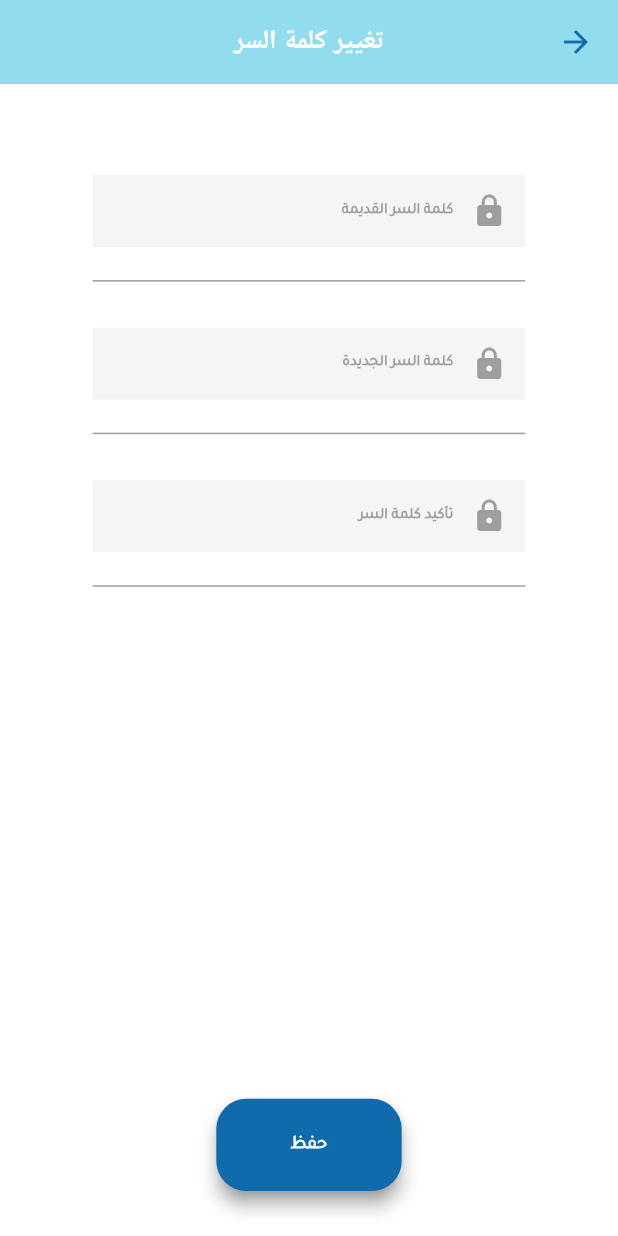
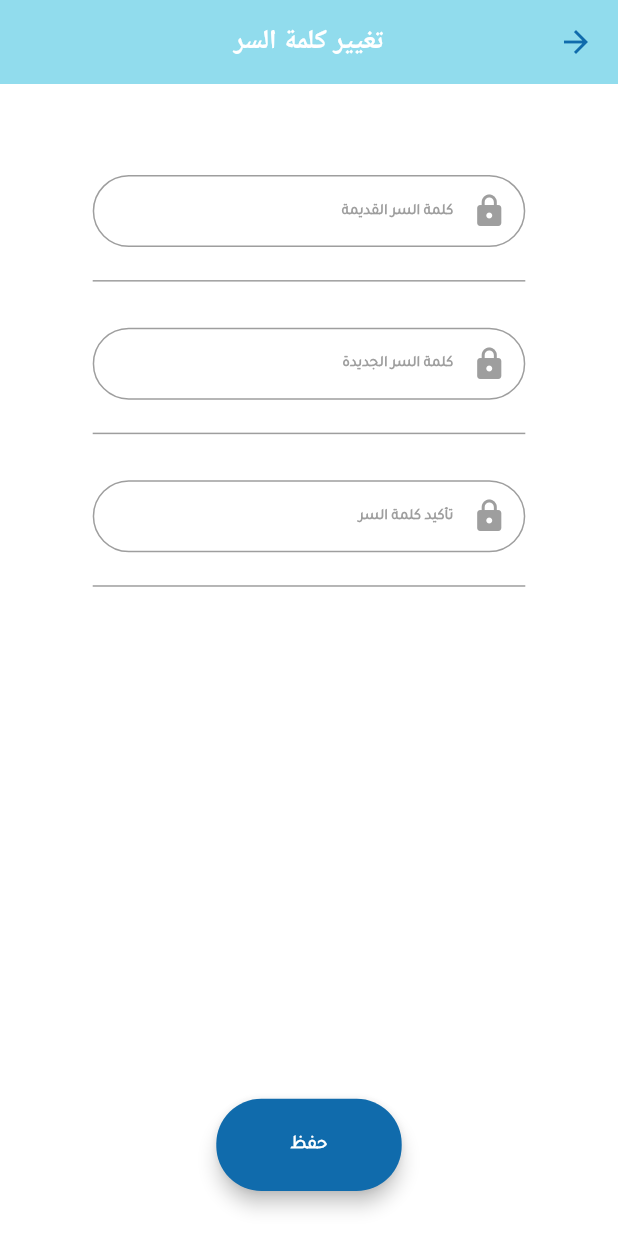
Before and after one commit to Abouassi98/aquameter, a Flutter app: the ChangePassScreen screen opened directly, on a phone screen of 412 x 824 dp. Run offline on Flutter 3.47's test engine with Material 2 defaults, Android fonts, the phone set to English and light mode, and no system bars; our stand-ins replace awesome_dialog, connectivity_plus, dio, expandable, firebase_core, firebase_crashlytics and 16 more; missing offline and left inert: dio_smart_retry, fcm_config, flutter_clean_calendar, map_launcher, syncfusion_flutter_pdf; accounts and stored records are empty.

Commit message:
finish pdf

```diff
--- a/lib/core/utils/widgets/custom_bottom_sheet.dart
+++ b/lib/core/utils/widgets/custom_bottom_sheet.dart
@@ -83,12 +83,12 @@ class CustomBottomSheetState extends ConsumerState<CustomBottomSheet> {
             });
       },
       child: Container(
-        height: SizeConfig.screenHeight * 0.08,
+        height: SizeConfig.screenHeight * 0.062,
         width: SizeConfig.screenWidth * 0.3,
         decoration: BoxDecoration(
           border: Border.all(width: 1, color: Colors.black38),
           borderRadius: const BorderRadius.all(
-            Radius.circular(10),
+            Radius.circular(25),
           ),
         ),
         child: Row(
--- a/lib/core/utils/widgets/custom_text_field.dart
+++ b/lib/core/utils/widgets/custom_text_field.dart
@@ -1,3 +1,4 @@
+import 'package:flutter/cupertino.dart';
 import 'package:flutter/material.dart';
 import 'package:flutter/services.dart';
 
@@ -27,8 +28,7 @@ class CustomTextField extends StatelessWidget {
   final String? Function(String?)? validator;
   final AutovalidateMode? autovalidateMode;
 
-  const CustomTextField(
-      {Key? key,
+  const CustomTextField({Key? key,
     this.hint,
     this.icon,
     this.initialValue,
@@ -97,13 +97,38 @@ class CustomTextField extends StatelessWidget {
           validator: validator,
           decoration: InputDecoration(
             counterText: showCounterTxt == true ? null : '',
-            errorBorder: const OutlineInputBorder(
+            enabledBorder: OutlineInputBorder(
+                borderRadius: BorderRadius.circular(25),
+                borderSide: const BorderSide(
+                  color: Colors.grey,
+                  width: 1.0,
+                )),
+            disabledBorder: OutlineInputBorder(
+                borderRadius: BorderRadius.circular(25),
+                borderSide: const BorderSide(
+                  color: Colors.grey,
+                  width: 1.0,
+                )),
+            focusedBorder: OutlineInputBorder(
+                borderRadius: BorderRadius.circular(25),
+                borderSide: const BorderSide(
+                  color: Colors.grey,
+                  width: 1.0,
+                )),
+            focusedErrorBorder: OutlineInputBorder(
+                borderRadius: BorderRadius.circular(25),
+                borderSide: const BorderSide(
+                  color: Colors.red,
+                  width: 1.0,
+                )),
+            errorBorder: OutlineInputBorder(
+              borderRadius: BorderRadius.circular(25),
               borderSide: BorderSide(
                 color: Colors.red,
                 width: 1.0,
               ),
             ),
-            filled: true,
+            filled: false,
             helperText: '',
             prefixIcon: icon != null
                 ? Padding(
@@ -120,6 +145,7 @@ class CustomTextField extends StatelessWidget {
               color: Colors.grey,
               fontSize: 10,
               fontWeight: FontWeight.bold,
+
             ),
             floatingLabelBehavior: hint != null
                 ? FloatingLabelBehavior.always
--- a/lib/core/utils/widgets/text_button.dart
+++ b/lib/core/utils/widgets/text_button.dart
@@ -20,7 +20,7 @@ class CustomTextButton extends StatelessWidget {
   Widget build(BuildContext context) {
     return SizedBox(
       height: hieght ?? SizeConfig.screenHeight * 0.08,
-      width: width ?? SizeConfig.screenWidth * 0.3,
+      width: width ?? SizeConfig.screenWidth * 0.35,
       child: TextButton(
         onPressed: function,
         child: Text(
@@ -31,8 +31,7 @@ class CustomTextButton extends StatelessWidget {
           padding: const EdgeInsets.all(4),
           elevation: 5,
           shape: RoundedRectangleBorder(
-              borderRadius: BorderRadius.circular(radius ?? 10)),
-          shadowColor: MainStyle.shadowColor,
+              borderRadius: BorderRadius.circular(radius ?? 30)),
           backgroundColor: const Color.fromRGBO(16, 107, 172, 1),
         ),
       ),
--- a/lib/features/Auth/presentation/pages/change_pass_screen.dart
+++ b/lib/features/Auth/presentation/pages/change_pass_screen.dart
@@ -133,7 +133,6 @@ class ChangePassScreen extends ConsumerWidget {
                     }
                   },
                   width: SizeConfig.screenWidth * 0.3,
-                  radius: 20,
                 ))
               ],
             ),
--- a/lib/features/Auth/presentation/pages/login_screen.dart
+++ b/lib/features/Auth/presentation/pages/login_screen.dart
@@ -100,6 +100,7 @@ class LoginScreen extends ConsumerWidget {
               height: 15,
             ),
             CustomTextField(
+              height: SizeConfig.screenHeight * .09,
               width: SizeConfig.screenWidth * 0.7,
               icon: Icons.lock,
               hint: localization.text('password')!,
@@ -122,7 +123,7 @@ class LoginScreen extends ConsumerWidget {
                       : Icons.visibility),
                   onPressed: () {
                     ref.read(visabilityNotifierProvider.state).state =
-                        !visabilityNotifier;
+                    !visabilityNotifier;
                   },
                 ),
               ),
@@ -144,7 +145,6 @@ class LoginScreen extends ConsumerWidget {
                   fishTypes,
                 );
               },
-              radius: 20,
             ),
             Container(
               alignment: Alignment.center,
--- a/lib/features/Home/presentation/pages/home.dart
+++ b/lib/features/Home/presentation/pages/home.dart
@@ -63,7 +63,7 @@ class Home extends ConsumerWidget {
                         borderRadius: BorderRadius.circular(15.0),
                       ),
                       child: SizedBox(
-                        height: SizeConfig.screenHeight * 0.22,
+                        height: SizeConfig.screenHeight * 0.16,
                         width: SizeConfig.screenWidth * 0.8,
                         child: Column(
                           children: [
--- a/pubspec.yaml
+++ b/pubspec.yaml
@@ -84,7 +84,7 @@ dev_dependencies:
 
 
 flutter_native_splash:
-  image: assets/images/Aquameter.png
+  image: assets/images/LogoSplash.png
   color: "#ffffff"
   android: true
   ios: true
```
Also changed, not shown: lib/core/utils/widgets/custom_header_title.dart (+14 -5 lines), lib/core/utils/widgets/custom_new_dialog.dart (+8 -7 lines), lib/features/Home/presentation/pages/main_page.dart (+6 -6 lines), lib/features/Home/presentation/pages/search_screen.dart (+3 -8 lines), lib/features/Home/presentation/pages/statics.dart (+9 -6 lines), lib/features/pdf/presentation/pages/genrate_pdf.dart (+72 -42 lines), lib/features/profileClient/presentation/pages/add_client.dart (+33 -25 lines), 22 other files. Lines whose indentation alone changed are shown as unchanged.
